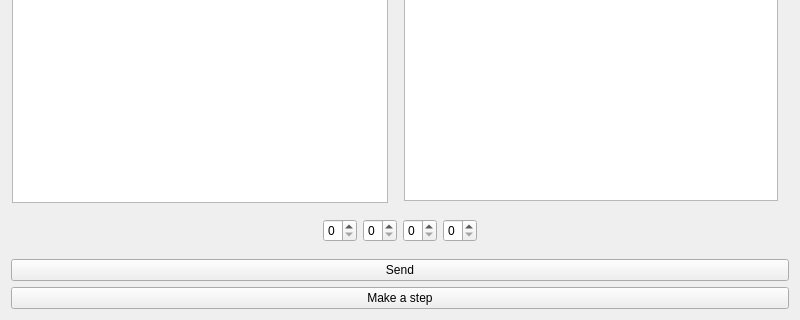
Katton1301/BullsAndCows, file projects/game_view/gui/game_view.ui: the form before one commit; both pictures show x 0 to 800 and y 180 to 500 of the 800 by 500 pixel window.
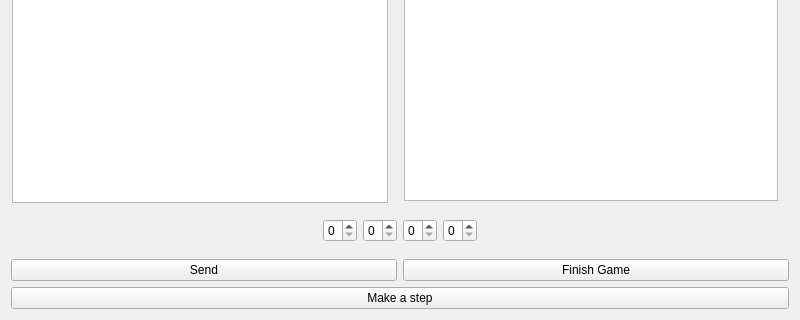
The form after the commit.

Patch:
```diff
--- a/projects/game_view/gui/game_view.ui
+++ b/projects/game_view/gui/game_view.ui
@@ -179,6 +179,11 @@
         </widget>
        </item>
        <item>
+        <layout class="QHBoxLayout" name="horizontalLayout_2">
+         <property name="topMargin">
+          <number>0</number>
+         </property>
+         <item>
         <widget class="QPushButton" name="sendButton">
          <property name="text">
           <string>Send</string>
@@ -186,6 +191,15 @@
         </widget>
        </item>
        <item>
+          <widget class="QPushButton" name="finishButton">
+           <property name="text">
+            <string>Finish Game</string>
+           </property>
+          </widget>
+         </item>
+        </layout>
+       </item>
+       <item>
         <widget class="QPushButton" name="makeStepButton">
          <property name="text">
           <string>Make a step</string>
```
Left out of the diff: 17 changed lines with no effect on the pictures. Lines whose indentation alone changed are shown as unchanged.
